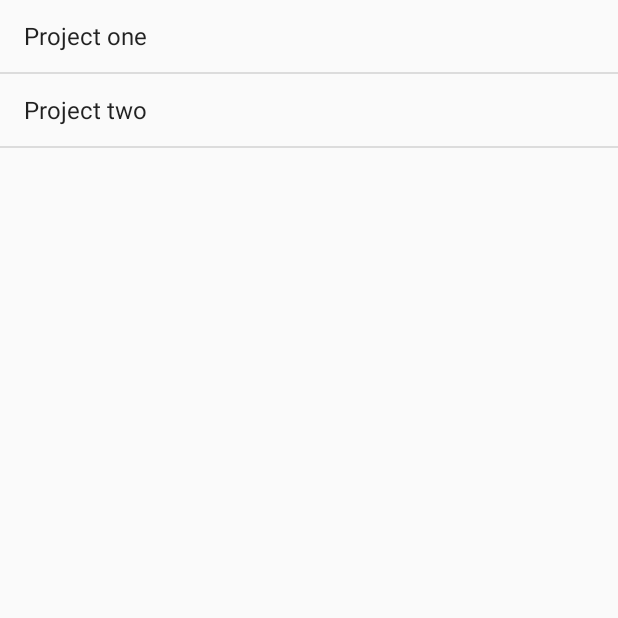
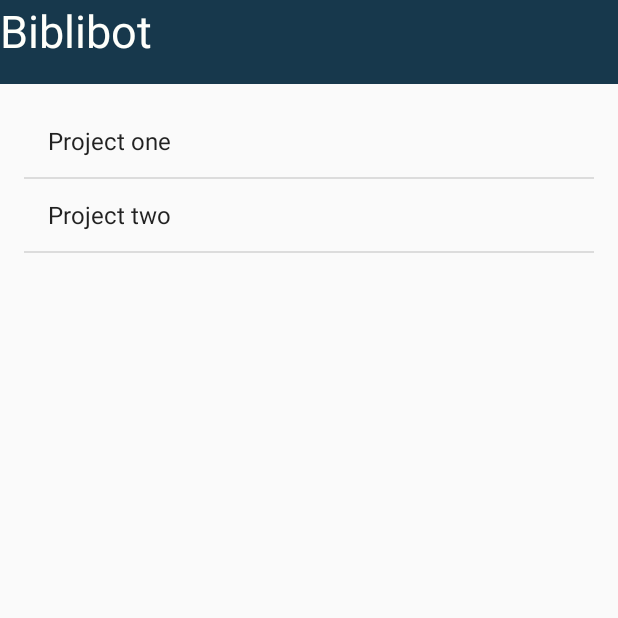
Before and after one commit to eyyu/BibliBot, an Android app: the ProjectView screen opened directly, with no data from a screen before it, on a phone screen of 412 x 824 dp, the top half of it. Run offline under Robolectric (Android 15) with nearby library versions, the phone set to English and light mode, and no system bars.

Commit message:
project list prototype

```diff
--- a/Biblibot-merged/app/src/main/java/com/comp3711/eva/biblibot/CitationActivity.java
+++ b/Biblibot-merged/app/src/main/java/com/comp3711/eva/biblibot/CitationActivity.java
@@ -13,10 +13,15 @@ import com.google.zxing.integration.android.IntentResult;
 
 public class CitationActivity extends AppCompatActivity {
 
+    DatabaseHelper dbHelper;
+
     @Override
     protected void onCreate(Bundle savedInstanceState) {
         super.onCreate(savedInstanceState);
         setContentView(R.layout.activity_citation);
+
+//        dbHelper = new DatabaseHelper(getApplicationContext());
+//        dbHelper.checkIsSet();
     }
 
     public void scan(final View view) {
--- a/Biblibot-merged/app/src/main/java/com/comp3711/eva/biblibot/ProjectView.java
+++ b/Biblibot-merged/app/src/main/java/com/comp3711/eva/biblibot/ProjectView.java
@@ -1,5 +1,6 @@
 package com.comp3711.eva.biblibot;
 
+import android.app.Activity;
 import android.app.ListActivity;
 import android.content.Intent;
 import android.support.v7.app.AppCompatActivity;
@@ -12,12 +13,14 @@ import android.widget.ListView;
 import java.util.ArrayList;
 import java.util.List;
 
-public class ProjectView extends ListActivity {
+public class ProjectView extends Activity {
 
     @Override
     protected void onCreate(Bundle savedInstanceState) {
         super.onCreate(savedInstanceState);
         setContentView(R.layout.activity_project_view);
+
+        ListView lv = (ListView) findViewById(R.id.list_view);
 
         ArrayList<String> projectList = new ArrayList<>();
         projectList.add("Project one");
@@ -25,9 +28,7 @@ public class ProjectView extends ListActivity {
 
         // Binding resources Array to ListAdapter
         ArrayAdapter<String> adapter = new ArrayAdapter<String>(this, android.R.layout.simple_list_item_1, projectList);
-        setListAdapter(adapter);
-
-        ListView lv = getListView();
+        lv.setAdapter(adapter);
 
         // listening to single list item on click
         lv.setOnItemClickListener(new AdapterView.OnItemClickListener() {
--- a/Biblibot-merged/app/src/main/res/layout/activity_export.xml
+++ b/Biblibot-merged/app/src/main/res/layout/activity_export.xml
@@ -131,8 +131,6 @@
                 android:layout_alignParentTop="true" />
         </ScrollView>
 
-
-
     </RelativeLayout>
 
 </android.support.design.widget.CoordinatorLayout>
--- a/Biblibot-merged/app/src/main/res/layout/activity_project_view.xml
+++ b/Biblibot-merged/app/src/main/res/layout/activity_project_view.xml
@@ -1,9 +1,15 @@
 <?xml version="1.0" encoding="utf-8"?>
+<android.support.design.widget.CoordinatorLayout xmlns:android="http://schemas.android.com/apk/res/android"
+    xmlns:tools="http://schemas.android.com/tools"
+    xmlns:app="http://schemas.android.com/apk/res-auto"
+    android:layout_width="match_parent"
+    android:layout_height="match_parent">
+
 <RelativeLayout xmlns:android="http://schemas.android.com/apk/res/android"
     xmlns:tools="http://schemas.android.com/tools"
     android:id="@+id/activity_project_view"
     android:layout_width="match_parent"
-    android:layout_height="match_parent"
+    android:layout_height="451dp"
     android:paddingBottom="@dimen/activity_vertical_margin"
     android:paddingLeft="@dimen/activity_horizontal_margin"
     android:paddingRight="@dimen/activity_horizontal_margin"
@@ -13,6 +19,27 @@
     <ListView
         android:id="@+id/list_view"
         android:layout_height="match_parent"
-        android:layout_width="match_parent">
+        android:layout_width="match_parent"
+        android:layout_alignParentTop="true"
+        android:layout_alignParentLeft="true"
+        android:layout_alignParentStart="true"
+        android:layout_marginTop="54dp">
     </ListView>
 </RelativeLayout>
+
+    <android.support.v7.widget.Toolbar
+        android:layout_width="match_parent"
+        android:layout_height="wrap_content"
+        android:background="?attr/colorPrimary"
+        android:theme="?attr/actionBarTheme"
+        android:minHeight="?attr/actionBarSize"
+        android:id="@+id/toolbar" />
+
+    <TextView
+        android:text="Biblibot"
+        android:layout_width="187dp"
+        android:layout_height="48dp"
+        android:id="@+id/textView2"
+        android:textSize="30sp"
+        android:textColor="@color/colorWhite" />
+</android.support.design.widget.CoordinatorLayout>
```
